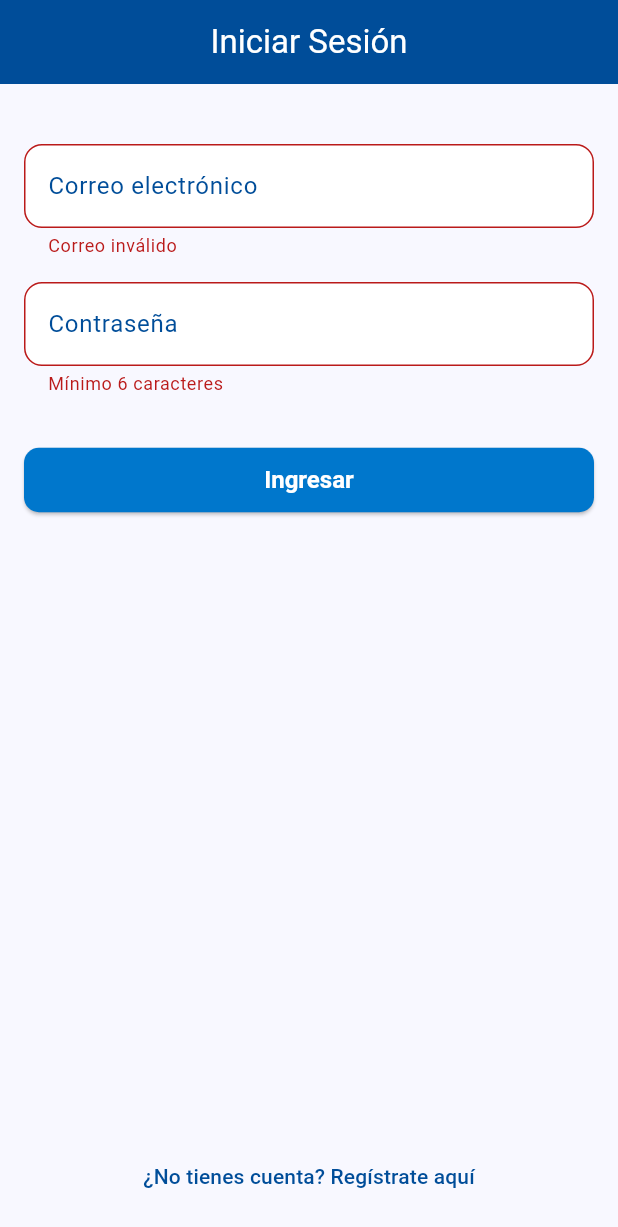
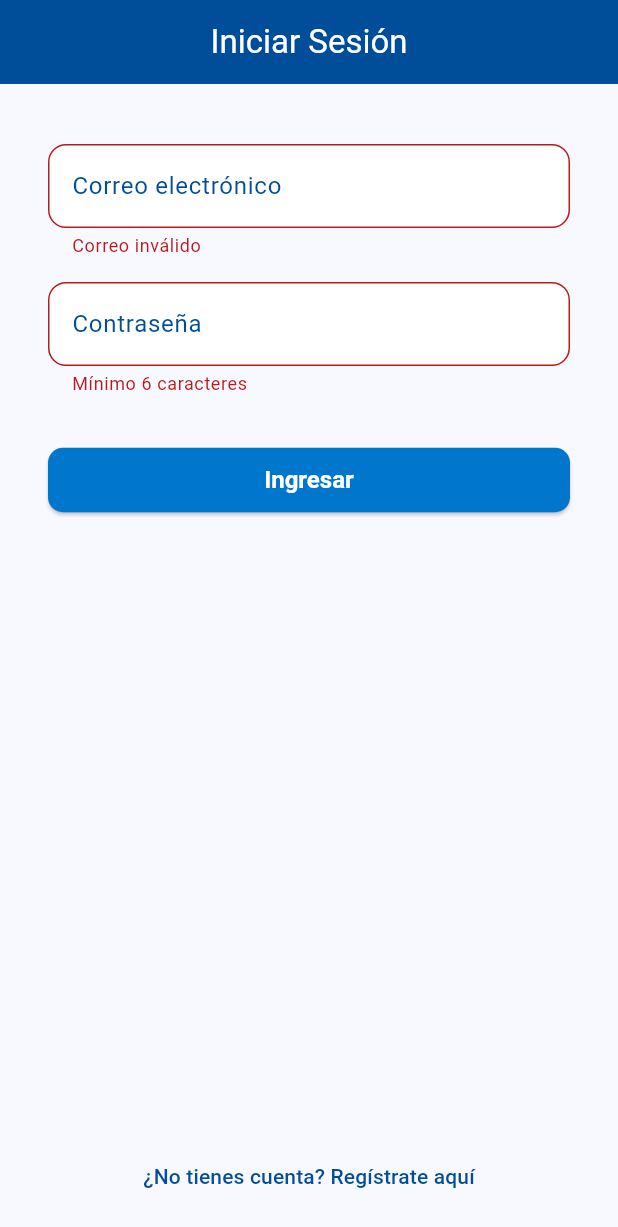
Before and after one commit to Ivan-developer-cmngsoon/Flutter_Befinev1, a Flutter app: the screen it shows after launch, after a tap on "Ingresar", on a phone screen of 412 x 824 dp. Shown: the top 1227 px of the screen. Run offline on Flutter 3.47's test engine with Material 3 defaults, Android fonts, the phone set to English and light mode, and no system bars.

Commit message:
datos fictisios para probar funciones en login

```diff
--- /dev/null
+++ b/lib/models/user_model.dart
@@ -0,0 +1,38 @@
+/// Modelo de usuario utilizado en la app Befine.
+/// Incluye datos básicos como email, contraseña y rol (cliente, admin, dueño).
+class User {
+  final String name;
+  final String email;
+  final String password;
+  final String role; // 'cliente', 'admin', 'dueno'
+
+  User({
+    required this.name,
+    required this.email,
+    required this.password,
+    required this.role,
+  });
+}
+
+/// Lista de usuarios simulados para pruebas locales.
+/// Esto reemplazará temporalmente a Firebase mientras construimos la lógica.
+final List<User> mockUsers = [
+  User(
+    name: 'Carlos Cliente',
+    email: 'cliente@befine.cl',
+    password: 'cliente123',
+    role: 'cliente',
+  ),
+  User(
+    name: 'Ana Admin',
+    email: 'admin@befine.cl',
+    password: 'admin123',
+    role: 'admin',
+  ),
+  User(
+    name: 'Iván Dueño',
+    email: 'dueno@befine.cl',
+    password: 'dueno123',
+    role: 'dueno',
+  ),
+];
--- a/lib/screens/auth/widgets/login_form.dart
+++ b/lib/screens/auth/widgets/login_form.dart
@@ -1,8 +1,11 @@
 import 'package:flutter/material.dart';
+import 'package:befine_app/models/user_model.dart'; // Modelo y base simulada
 
-/// Widget de formulario para que un usuario inicie sesión.
-///
-/// Actualmente simula la autenticación de manera local, sin conexión a servicios reales.
+// Pantallas principales por rol
+import 'package:befine_app/screens/cliente/cliente_home_screen.dart'; // Cliente
+import 'package:befine_app/screens/admin/admin_dashboard.dart';       // Admin
+import 'package:befine_app/screens/dueno/dueno_panel.dart';           // Dueño
+
 class LoginForm extends StatefulWidget {
   const LoginForm({super.key});
 
@@ -15,18 +18,57 @@ class _LoginFormState extends State<LoginForm> {
   String _email = '';
   String _password = '';
 
-  /// Acción al presionar el botón "Ingresar"
+  /// Valida las credenciales contra la base simulada
   void _submit() {
     if (_formKey.currentState!.validate()) {
       _formKey.currentState!.save();
 
-      // Aquí se agregará Firebase Authentication en futuras etapas
+      // Busca un usuario que coincida con email y contraseña
+      final User? user = mockUsers.where(
+          (u) => u.email == _email && u.password == _password,
+      ).isNotEmpty
+          ? mockUsers.firstWhere((u) => u.email == _email && u.password == _password)
+          : null;
 
+
+
+
+      if (user == null) {
+        // Usuario no encontrado
+        ScaffoldMessenger.of(context).showSnackBar(
+          const SnackBar(
+            content: Text('Correo o contraseña incorrectos'),
+            backgroundColor: Colors.redAccent,
+          ),
+        );
+        return;
+      }
+
+      // Usuario válido → navegación según su rol
       ScaffoldMessenger.of(context).showSnackBar(
-        const SnackBar(content: Text('Inicio de sesión simulado')),
+        SnackBar(content: Text('Bienvenido ${user.name}')),
       );
 
-      // Aquí podrías redirigir al dashboard según el rol
+      Widget destination;
+
+      switch (user.role) {
+        case 'cliente':
+          destination = const ClienteHomeScreen();
+          break;
+        case 'admin':
+          destination = const AdminDashboard();
+          break;
+        case 'dueno':
+          destination = const DuenoPanel();
+          break;
+        default:
+          destination = const ClienteHomeScreen(); // Fallback
+      }
+
+      Navigator.pushReplacement(
+        context,
+        MaterialPageRoute(builder: (_) => destination),
+      );
     }
   }
 
@@ -35,6 +77,7 @@ class _LoginFormState extends State<LoginForm> {
     return Form(
       key: _formKey,
       child: ListView(
+        padding: const EdgeInsets.symmetric(horizontal: 16.0),
         children: [
           const SizedBox(height: 24),
           TextFormField(
```
Also changed, not shown: lib/screens/admin/admin_dashboard.dart (added, +23 -0 lines), lib/screens/cliente/cliente_home_screen.dart (added, +23 -0 lines), lib/screens/dueno/dueno_panel.dart (added, +23 -0 lines).
